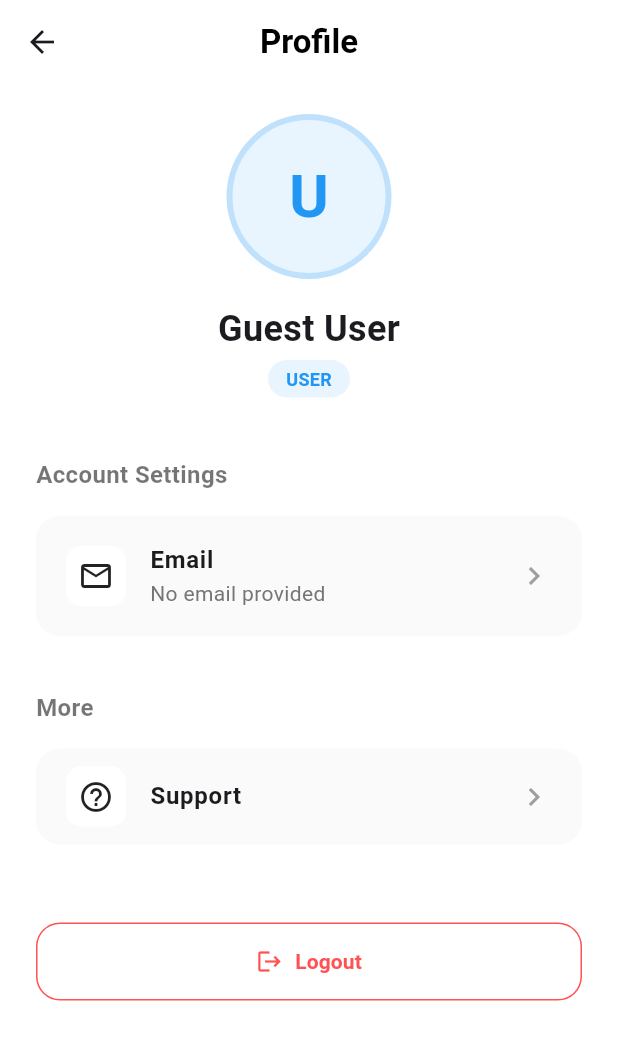
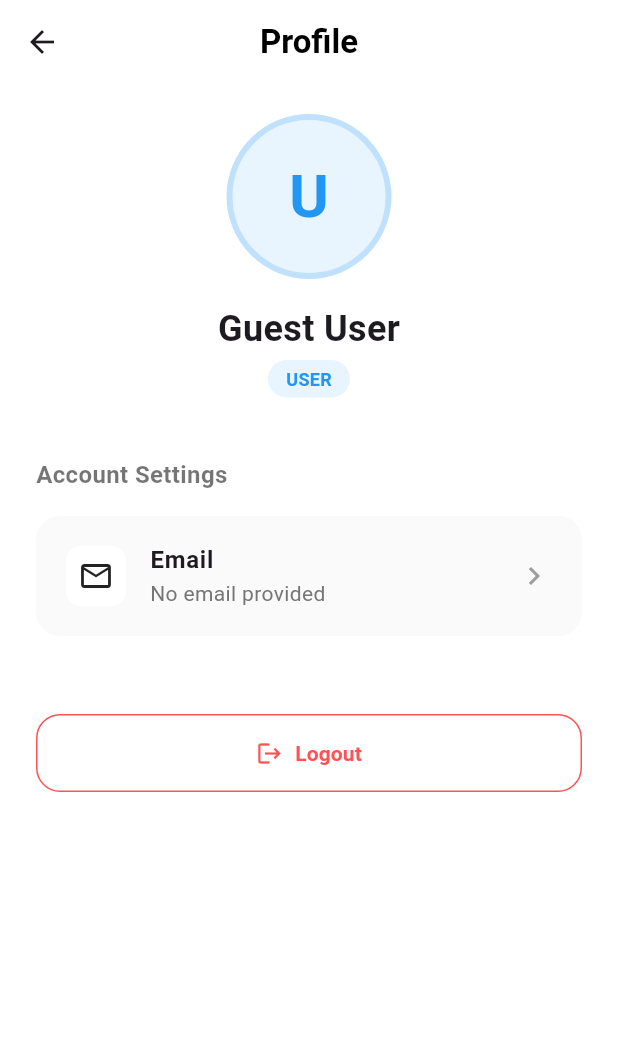
Before and after one commit to UySamedi/mobile_app_y4, a Flutter app: the ProfileScreen screen opened directly, on a phone screen of 412 x 824 dp. Shown: the top 1040 px of the screen. Run offline on Flutter 3.47's test engine with Material 3 defaults, Android fonts, the phone set to English and light mode, and no system bars; our stand-ins replace dio, get, get_storage, google_fonts, image_picker; accounts and stored records are empty; network calls fail.

Commit message:
clean code

```diff
--- a/lib/Screen/CreateHomeScreen.dart
+++ b/lib/Screen/CreateHomeScreen.dart
@@ -24,7 +24,7 @@ class _CreatehomescreenState extends State<Createhomescreen> {
   final TextEditingController nameCtrl = TextEditingController();
   final TextEditingController addressCtrl = TextEditingController();
   final TextEditingController descriptionCtrl = TextEditingController();
-  List<XFile> _pickedImages = [];
+  final List<XFile> _pickedImages = [];
   bool _isSubmitting = false;
 
   @override
--- a/lib/Screen/CreateRuleScreen.dart
+++ b/lib/Screen/CreateRuleScreen.dart
@@ -240,7 +240,7 @@ class _CreateRuleScreenState extends State<CreateRuleScreen> {
             onChanged: (value) {
               setState(() => _isActive = value);
             },
-            activeColor: Colors.green,
+            activeThumbColor: Colors.green,
           ),
         ],
       ),
--- a/lib/Screen/DetailScreen.dart
+++ b/lib/Screen/DetailScreen.dart
@@ -440,7 +440,7 @@ class _DetailScreenState extends State<DetailScreen> {
               child: Padding(
                   padding: EdgeInsets.all(20), child: Text('No rooms found.')))
         else
-          ...rooms.map((room) => _buildRoomCard(context, room)).toList(),
+          ...rooms.map((room) => _buildRoomCard(context, room)),
       ],
     );
   }
@@ -579,7 +579,7 @@ class _DetailScreenState extends State<DetailScreen> {
                           ],
                         ),
                       );
-                    }).toList(),
+                    }),
                   ],
                 ],
               ),
--- a/lib/Screen/EditHomeScreen.dart
+++ b/lib/Screen/EditHomeScreen.dart
@@ -28,8 +28,8 @@ class _EditHomeScreenState extends State<EditHomeScreen> {
   bool _isSubmitting = false;
 
   List<String> _existingImages = [];
-  List<XFile> _newImages = [];
-  List<String> _imagesToDelete = [];
+  final List<XFile> _newImages = [];
+  final List<String> _imagesToDelete = [];
 
   @override
   void initState() {
--- a/lib/Screen/HomeScreen.dart
+++ b/lib/Screen/HomeScreen.dart
@@ -3,7 +3,6 @@ import 'package:get/get.dart';
 import '../controllers/auth_controller.dart';
 import '../controllers/home_controller.dart';
 import '../models/home_model.dart';
-import 'ProfileScreen.dart';
 
 class HomeScreen extends StatelessWidget {
   HomeScreen({super.key});
--- a/lib/Screen/ProfileScreen.dart
+++ b/lib/Screen/ProfileScreen.dart
@@ -6,7 +6,7 @@ import 'RoleUpgradeRequestsScreen.dart';
 import 'AdminRoleUpgradeRequestsScreen.dart';
 
 class ProfileScreen extends StatefulWidget {
-  ProfileScreen({super.key});
+  const ProfileScreen({super.key});
 
   @override
   State<ProfileScreen> createState() => _ProfileScreenState();
@@ -158,14 +158,7 @@ class _ProfileScreenState extends State<ProfileScreen> {
                         }
                       },
                     ),
-                  const SizedBox(height: 24),
-                  _buildSectionTitle('More'),
-                  const SizedBox(height: 16),
-                  _buildMenuItem(
-                    icon: Icons.help_outline,
-                    title: 'Support',
-                    onTap: () {},
-                  ),
+
                   const SizedBox(height: 40),
                   _buildLogoutButton(),
                   const SizedBox(height: 40),
```
Also changed, not shown: lib/Auth/RegisterScreen.dart (+12 -6 lines), lib/Screen/CreateRoomScreen.dart (+11 -7 lines), lib/Screen/MainNav.dart (+1 -7 lines), 2 other files.
